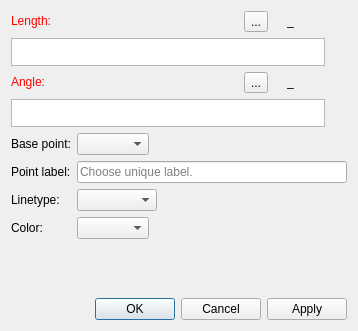
FashionFreedom/Seamly2D, file src/libs/vtools/dialogs/tools/dialogendline.ui: the form before one commit.
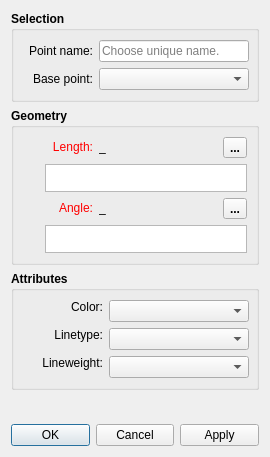
The form after the commit. Icons and pictures are not drawn. Custom widgets are drawn as their Qt base class.

```diff
--- a/src/libs/vtools/dialogs/tools/dialogendline.ui
+++ b/src/libs/vtools/dialogs/tools/dialogendline.ui
@@ -6,8 +6,8 @@
    <rect>
     <x>0</x>
     <y>0</y>
-    <width>358</width>
-    <height>331</height>
+    <width>270</width>
+    <height>457</height>
    </rect>
   </property>
   <property name="sizePolicy">
@@ -16,6 +16,12 @@
     <verstretch>0</verstretch>
    </sizepolicy>
   </property>
+  <property name="minimumSize">
+   <size>
+    <width>270</width>
+    <height>0</height>
+   </size>
+  </property>
   <property name="windowTitle">
    <string>Point at distance and angle</string>
   </property>
@@ -26,17 +32,176 @@
   <property name="locale">
    <locale language="English" country="UnitedStates"/>
   </property>
-  <layout class="QVBoxLayout" name="verticalLayout_4">
+  <layout class="QVBoxLayout" name="verticalLayout_2">
+   <item>
+    <widget class="QGroupBox" name="groupBox">
+     <property name="sizePolicy">
+      <sizepolicy hsizetype="Expanding" vsizetype="Preferred">
+       <horstretch>0</horstretch>
+       <verstretch>0</verstretch>
+      </sizepolicy>
+     </property>
+     <property name="font">
+      <font>
+       <pointsize>9</pointsize>
+       <weight>75</weight>
+       <bold>true</bold>
+      </font>
+     </property>
+     <property name="title">
+      <string>Selection</string>
+     </property>
+     <layout class="QVBoxLayout" name="verticalLayout">
+      <item>
+       <layout class="QHBoxLayout" name="horizontalLayout_3">
+        <item>
+         <widget class="QLabel" name="labelEditNamePoint">
+          <property name="sizePolicy">
+           <sizepolicy hsizetype="Preferred" vsizetype="Fixed">
+            <horstretch>0</horstretch>
+            <verstretch>0</verstretch>
+           </sizepolicy>
+          </property>
+          <property name="minimumSize">
+           <size>
+            <width>70</width>
+            <height>0</height>
+           </size>
+          </property>
+          <property name="font">
+           <font>
+            <pointsize>9</pointsize>
+            <weight>50</weight>
+            <bold>false</bold>
+           </font>
+          </property>
+          <property name="text">
+           <string>Point name:</string>
+          </property>
+          <property name="alignment">
+           <set>Qt::AlignRight|Qt::AlignTrailing|Qt::AlignVCenter</set>
+          </property>
+         </widget>
+        </item>
+        <item>
+         <widget class="QLineEdit" name="lineEditNamePoint">
+          <property name="minimumSize">
+           <size>
+            <width>150</width>
+            <height>0</height>
+           </size>
+          </property>
+          <property name="font">
+           <font>
+            <pointsize>9</pointsize>
+            <weight>50</weight>
+            <bold>false</bold>
+           </font>
+          </property>
+          <property name="toolTip">
+           <string>Unique name</string>
+          </property>
+          <property name="placeholderText">
+           <string>Choose unique name.</string>
+          </property>
+         </widget>
+        </item>
+       </layout>
+      </item>
+      <item>
+       <layout class="QHBoxLayout" name="horizontalLayout_2">
+        <item>
+         <widget class="QLabel" name="label_3">
+          <property name="sizePolicy">
+           <sizepolicy hsizetype="Preferred" vsizetype="Fixed">
+            <horstretch>0</horstretch>
+            <verstretch>0</verstretch>
+           </sizepolicy>
+          </property>
+          <property name="minimumSize">
+           <size>
+            <width>70</width>
+            <height>0</height>
+           </size>
+          </property>
+          <property name="font">
+           <font>
+            <pointsize>9</pointsize>
+            <weight>50</weight>
+            <bold>false</bold>
+           </font>
+          </property>
+          <property name="text">
+           <string>Base point:</string>
+          </property>
+          <property name="alignment">
+           <set>Qt::AlignRight|Qt::AlignTrailing|Qt::AlignVCenter</set>
+          </property>
+         </widget>
+        </item>
+        <item>
+         <widget class="QComboBox" name="comboBoxBasePoint">
+          <property name="sizePolicy">
+           <sizepolicy hsizetype="Expanding" vsizetype="Fixed">
+            <horstretch>0</horstretch>
+            <verstretch>0</verstretch>
+           </sizepolicy>
+          </property>
+          <property name="minimumSize">
+           <size>
+            <width>150</width>
+            <height>0</height>
+           </size>
+          </property>
+          <property name="font">
+           <font>
+            <pointsize>9</pointsize>
+            <weight>50</weight>
+            <bold>false</bold>
+           </font>
+          </property>
+         </widget>
+        </item>
+       </layout>
+      </item>
+     </layout>
+    </widget>
+   </item>
+   <item>
+    <widget class="QGroupBox" name="groupBox_3">
+     <property name="sizePolicy">
+      <sizepolicy hsizetype="Preferred" vsizetype="Expanding">
+       <horstretch>0</horstretch>
+       <verstretch>0</verstretch>
+      </sizepolicy>
+     </property>
+     <property name="font">
+      <font>
+       <pointsize>9</pointsize>
+       <weight>75</weight>
+       <bold>true</bold>
+      </font>
+     </property>
+     <property name="title">
+      <string>Geometry</string>
+     </property>
+     <layout class="QVBoxLayout" name="verticalLayout_3">
    <item>
     <layout class="QHBoxLayout" name="horizontalLayout">
      <item alignment="Qt::AlignLeft">
       <widget class="QLabel" name="labelEditFormula">
        <property name="sizePolicy">
-        <sizepolicy hsizetype="Fixed" vsizetype="Fixed">
+           <sizepolicy hsizetype="Preferred" vsizetype="Fixed">
          <horstretch>0</horstretch>
          <verstretch>0</verstretch>
         </sizepolicy>
        </property>
+          <property name="minimumSize">
+           <size>
+            <width>70</width>
+            <height>0</height>
+           </size>
+          </property>
        <property name="palette">
         <palette>
          <active>
@@ -74,9 +239,48 @@
          </disabled>
         </palette>
        </property>
+          <property name="font">
+           <font>
+            <pointsize>9</pointsize>
+            <weight>50</weight>
+            <bold>false</bold>
+           </font>
+          </property>
        <property name="text">
         <string>Length:</string>
        </property>
+          <property name="alignment">
+           <set>Qt::AlignRight|Qt::AlignTrailing|Qt::AlignVCenter</set>
+          </property>
+         </widget>
+        </item>
+        <item>
+         <widget class="QLabel" name="labelResultCalculation">
+          <property name="sizePolicy">
+           <sizepolicy hsizetype="Fixed" vsizetype="Fixed">
+            <horstretch>0</horstretch>
+            <verstretch>0</verstretch>
+           </sizepolicy>
+          </property>
+          <property name="minimumSize">
+           <size>
+            <width>60</width>
+            <height>0</height>
+           </size>
+          </property>
+          <property name="font">
+           <font>
+            <pointsize>9</pointsize>
+            <weight>50</weight>
+            <bold>false</bold>
+           </font>
+          </property>
+          <property name="toolTip">
+           <string>Value</string>
+          </property>
+          <property name="text">
+           <string notr="true">_</string>
+          </property>
       </widget>
      </item>
      <item>
@@ -121,48 +325,39 @@
        </property>
       </widget>
      </item>
-     <item alignment="Qt::AlignRight">
-      <widget class="QLabel" name="label_4">
-       <property name="sizePolicy">
-        <sizepolicy hsizetype="Fixed" vsizetype="Fixed">
-         <horstretch>0</horstretch>
-         <verstretch>0</verstretch>
-        </sizepolicy>
-       </property>
-       <property name="text">
-        <string/>
-       </property>
-       <property name="pixmap">
-        <pixmap resource="../../../vmisc/share/resources/icon.qrc">:/icon/24x24/equal.png</pixmap>
-       </property>
-      </widget>
-     </item>
-     <item alignment="Qt::AlignRight">
-      <widget class="QLabel" name="labelResultCalculation">
-       <property name="sizePolicy">
-        <sizepolicy hsizetype="Fixed" vsizetype="Fixed">
-         <horstretch>0</horstretch>
-         <verstretch>0</verstretch>
-        </sizepolicy>
-       </property>
-       <property name="minimumSize">
-        <size>
-         <width>60</width>
-         <height>0</height>
-        </size>
-       </property>
-       <property name="toolTip">
-        <string>Value</string>
-       </property>
-       <property name="text">
-        <string notr="true">_</string>
-       </property>
-      </widget>
-     </item>
     </layout>
    </item>
    <item>
     <layout class="QHBoxLayout" name="horizontalLayout_8">
+        <item>
+         <widget class="QPushButton" name="pushButtonGrowLength">
+          <property name="maximumSize">
+           <size>
+            <width>16</width>
+            <height>16</height>
+           </size>
+          </property>
+          <property name="toolTip">
+           <string>&lt;html&gt;&lt;head/&gt;&lt;body&gt;&lt;p&gt;Show full calculation in message box&lt;/p&gt;&lt;/body&gt;&lt;/html&gt;</string>
+          </property>
+          <property name="text">
+           <string notr="true"/>
+          </property>
+          <property name="icon">
+           <iconset theme="go-down">
+            <normaloff>.</normaloff>.</iconset>
+          </property>
+          <property name="iconSize">
+           <size>
+            <width>16</width>
+            <height>16</height>
+           </size>
+          </property>
+          <property name="flat">
+           <bool>true</bool>
+          </property>
+         </widget>
+        </item>
      <item>
       <widget class="QPlainTextEdit" name="plainTextEditFormula">
        <property name="sizePolicy">
@@ -183,6 +378,13 @@
          <height>0</height>
         </size>
        </property>
+          <property name="font">
+           <font>
+            <pointsize>9</pointsize>
+            <weight>50</weight>
+            <bold>false</bold>
+           </font>
+          </property>
        <property name="toolTip">
         <string>Calculation</string>
        </property>
@@ -194,35 +396,6 @@
        </property>
       </widget>
      </item>
-     <item>
-      <widget class="QPushButton" name="pushButtonGrowLength">
-       <property name="maximumSize">
-        <size>
-         <width>16</width>
-         <height>16</height>
-        </size>
-       </property>
-       <property name="toolTip">
-        <string>&lt;html&gt;&lt;head/&gt;&lt;body&gt;&lt;p&gt;Show full calculation in message box&lt;/p&gt;&lt;/body&gt;&lt;/html&gt;</string>
-       </property>
-       <property name="text">
-        <string notr="true"/>
-       </property>
-       <property name="icon">
-        <iconset theme="go-down">
-         <normaloff>.</normaloff>.</iconset>
-       </property>
-       <property name="iconSize">
-        <size>
-         <width>16</width>
-         <height>16</height>
-        </size>
-       </property>
-       <property name="flat">
-        <bool>true</bool>
-       </property>
-      </widget>
-     </item>
     </layout>
    </item>
    <item>
@@ -230,11 +403,17 @@
      <item alignment="Qt::AlignLeft">
       <widget class="QLabel" name="labelEditAngle">
        <property name="sizePolicy">
-        <sizepolicy hsizetype="Fixed" vsizetype="Fixed">
+           <sizepolicy hsizetype="Preferred" vsizetype="Fixed">
          <horstretch>0</horstretch>
          <verstretch>0</verstretch>
         </sizepolicy>
        </property>
+          <property name="minimumSize">
+           <size>
+            <width>70</width>
+            <height>0</height>
+           </size>
+          </property>
        <property name="palette">
         <palette>
          <active>
@@ -272,9 +451,48 @@
          </disabled>
         </palette>
        </property>
+          <property name="font">
+           <font>
+            <pointsize>9</pointsize>
+            <weight>50</weight>
+            <bold>false</bold>
+           </font>
+          </property>
        <property name="text">
         <string>Angle:</string>
        </property>
+          <property name="alignment">
+           <set>Qt::AlignRight|Qt::AlignTrailing|Qt::AlignVCenter</set>
+          </property>
+         </widget>
+        </item>
+        <item>
+         <widget class="QLabel" name="labelResultCalculationAngle">
+          <property name="sizePolicy">
+           <sizepolicy hsizetype="Fixed" vsizetype="Fixed">
+            <horstretch>0</horstretch>
+            <verstretch>0</verstretch>
+           </sizepolicy>
+          </property>
+          <property name="minimumSize">
+           <size>
+            <width>60</width>
+            <height>0</height>
+           </size>
+          </property>
+          <property name="font">
+           <font>
+            <pointsize>9</pointsize>
+            <weight>50</weight>
+            <bold>false</bold>
+           </font>
+          </property>
+          <property name="toolTip">
+           <string>Value</string>
+          </property>
+          <property name="text">
+           <string notr="true">_</string>
+          </property>
       </widget>
      </item>
      <item>
@@ -316,48 +534,39 @@
        </property>
       </widget>
      </item>
-     <item alignment="Qt::AlignRight">
-      <widget class="QLabel" name="label_5">
-       <property name="sizePolicy">
-        <sizepolicy hsizetype="Fixed" vsizetype="Fixed">
-         <horstretch>0</horstretch>
-         <verstretch>0</verstretch>
-        </sizepolicy>
-       </property>
-       <property name="text">
-        <string/>
-       </property>
-       <property name="pixmap">
-        <pixmap resource="../../../vmisc/share/resources/icon.qrc">:/icon/24x24/equal.png</pixmap>
-       </property>
-      </widget>
-     </item>
-     <item alignment="Qt::AlignRight">
-      <widget class="QLabel" name="labelResultCalculationAngle">
-       <property name="sizePolicy">
-        <sizepolicy hsizetype="Fixed" vsizetype="Fixed">
-         <horstretch>0</horstretch>
-         <verstretch>0</verstretch>
-        </sizepolicy>
-       </property>
-       <property name="minimumSize">
-        <size>
-         <width>60</width>
-         <height>0</height>
-        </size>
-       </property>
-       <property name="toolTip">
-        <string>Value</string>
-       </property>
-       <property name="text">
-        <string notr="true">_</string>
-       </property>
-      </widget>
-     </item>
     </layout>
    </item>
    <item>
     <layout class="QHBoxLayout" name="horizontalLayout_10">
+        <item>
+         <widget class="QPushButton" name="pushButtonGrowLengthAngle">
+          <property name="maximumSize">
+           <size>
+            <width>16</width>
+            <height>16</height>
+           </size>
+          </property>
+          <property name="toolTip">
+           <string>&lt;html&gt;&lt;head/&gt;&lt;body&gt;&lt;p&gt;Show full calculation in message box&lt;/p&gt;&lt;/body&gt;&lt;/html&gt;</string>
+          </property>
+          <property name="text">
+           <string notr="true"/>
+          </property>
+          <property name="icon">
+           <iconset theme="go-down">
+            <normaloff>.</normaloff>.</iconset>
+          </property>
+          <property name="iconSize">
+           <size>
+            <width>16</width>
+            <height>16</height>
+           </size>
+          </property>
+          <property name="flat">
+           <bool>true</bool>
+          </property>
+         </widget>
+        </item>
      <item>
       <widget class="QPlainTextEdit" name="plainTextEditAngle">
        <property name="sizePolicy">
@@ -378,6 +587,13 @@
          <height>0</height>
         </size>
        </property>
+          <property name="font">
+           <font>
+            <pointsize>9</pointsize>
+            <weight>50</weight>
+            <bold>false</bold>
+           </font>
+          </property>
        <property name="toolTip">
         <string>&lt;html&gt;&lt;head/&gt;&lt;body&gt;
 &lt;table width = 370&gt;&lt;tr&gt;&lt;td align = left width =300&gt;&lt;b&gt;Angle Calculation&lt;/b&gt;&lt;br&gt;Angles are specified in degrees, i.e. a full circle equals 360 deg. Positive values for an  angle means counter-clockwise while a negative value means the clockwise direction. Zero degrees is at the 3 o'clock position.&lt;/td&gt;&lt;td align = right valign = middle&gt;&lt;img src=&quot;:/icon/64x64/rotation..png&quot;/&gt;&lt;/td&gt;&lt;/tr&gt;&lt;/table&gt;&lt;/body&gt;&lt;/html&gt;</string>
@@ -390,133 +606,229 @@
        </property>
       </widget>
      </item>
-     <item>
-      <widget class="QPushButton" name="pushButtonGrowLengthAngle">
-       <property name="maximumSize">
-        <size>
-         <width>16</width>
-         <height>16</height>
-        </size>
-       </property>
-       <property name="toolTip">
-        <string>&lt;html&gt;&lt;head/&gt;&lt;body&gt;&lt;p&gt;Show full calculation in message box&lt;/p&gt;&lt;/body&gt;&lt;/html&gt;</string>
-       </property>
-       <property name="text">
-        <string notr="true"/>
-       </property>
-       <property name="icon">
-        <iconset theme="go-down">
-         <normaloff>.</normaloff>.</iconset>
-       </property>
-       <property name="iconSize">
-        <size>
-         <width>16</width>
-         <height>16</height>
-        </size>
-       </property>
-       <property name="flat">
-        <bool>true</bool>
-       </property>
-      </widget>
-     </item>
-    </layout>
+       </layout>
+      </item>
+     </layout>
+    </widget>
    </item>
    <item>
-    <layout class="QFormLayout" name="formLayout">
-     <property name="fieldGrowthPolicy">
-      <enum>QFormLayout::ExpandingFieldsGrow</enum>
+    <widget class="QGroupBox" name="attributes_GroupBox">
+     <property name="minimumSize">
+      <size>
+       <width>240</width>
+       <height>0</height>
+      </size>
      </property>
-     <item row="0" column="0">
-      <widget class="QLabel" name="label_3">
-       <property name="sizePolicy">
-        <sizepolicy hsizetype="Expanding" vsizetype="Preferred">
-         <horstretch>0</horstretch>
-         <verstretch>0</verstretch>
-        </sizepolicy>
-       </property>
-       <property name="text">
-        <string>Base point:</string>
-       </property>
-      </widget>
-     </item>
-     <item row="0" column="1">
-      <widget class="QComboBox" name="comboBoxBasePoint"/>
-     </item>
+     <property name="font">
+      <font>
+       <pointsize>9</pointsize>
+       <weight>75</weight>
+       <bold>true</bold>
+      </font>
+     </property>
+     <property name="title">
+      <string>Attributes</string>
+     </property>
+     <layout class="QVBoxLayout" name="verticalLayout_4">
+      <item>
+       <layout class="QFormLayout" name="formLayout_2">
      <item row="1" column="0">
-      <widget class="QLabel" name="labelEditNamePoint">
+         <widget class="QLabel" name="lineType_Label">
        <property name="sizePolicy">
-        <sizepolicy hsizetype="Expanding" vsizetype="Preferred">
+           <sizepolicy hsizetype="MinimumExpanding" vsizetype="Fixed">
          <horstretch>0</horstretch>
          <verstretch>0</verstretch>
         </sizepolicy>
        </property>
+          <property name="minimumSize">
+           <size>
+            <width>80</width>
+            <height>0</height>
+           </size>
+          </property>
+          <property name="maximumSize">
+           <size>
+            <width>16777215</width>
+            <height>16777215</height>
+           </size>
+          </property>
+          <property name="font">
+           <font>
+            <pointsize>9</pointsize>
+            <weight>50</weight>
+            <bold>false</bold>
+           </font>
+          </property>
        <property name="text">
-        <string>Point label:</string>
+           <string>Linetype:</string>
+          </property>
+          <property name="alignment">
+           <set>Qt::AlignRight|Qt::AlignTrailing|Qt::AlignVCenter</set>
        </property>
       </widget>
      </item>
      <item row="1" column="1">
-      <widget class="QLineEdit" name="lineEditNamePoint">
-       <property name="toolTip">
-        <string>Unique label</string>
-       </property>
-       <property name="placeholderText">
-        <string>Choose unique label.</string>
+         <widget class="LineTypeComboBox" name="lineType_ComboBox">
+          <property name="sizePolicy">
+           <sizepolicy hsizetype="Expanding" vsizetype="Fixed">
+            <horstretch>0</horstretch>
+            <verstretch>0</verstretch>
+           </sizepolicy>
+          </property>
+          <property name="minimumSize">
+           <size>
+            <width>140</width>
+            <height>0</height>
+           </size>
+          </property>
+          <property name="maximumSize">
+           <size>
+            <width>16777215</width>
+            <height>16777215</height>
+           </size>
+          </property>
+          <property name="font">
+           <font>
+            <pointsize>9</pointsize>
+            <weight>50</weight>
+            <bold>false</bold>
+           </font>
        </property>
       </widget>
      </item>
      <item row="2" column="0">
-      <widget class="QLabel" name="label_7">
+         <widget class="QLabel" name="lineWeight_Label">
        <property name="sizePolicy">
-        <sizepolicy hsizetype="Expanding" vsizetype="Preferred">
+           <sizepolicy hsizetype="MinimumExpanding" vsizetype="Fixed">
          <horstretch>0</horstretch>
          <verstretch>0</verstretch>
         </sizepolicy>
        </property>
+          <property name="minimumSize">
+           <size>
+            <width>80</width>
+            <height>0</height>
+           </size>
+          </property>
+          <property name="maximumSize">
+           <size>
+            <width>16777215</width>
+            <height>16777215</height>
+           </size>
+          </property>
+          <property name="font">
+           <font>
+            <pointsize>9</pointsize>
+            <weight>50</weight>
+            <bold>false</bold>
+           </font>
+          </property>
        <property name="text">
-        <string>Linetype:</string>
+           <string>Lineweight:</string>
+          </property>
+          <property name="alignment">
+           <set>Qt::AlignRight|Qt::AlignTrailing|Qt::AlignVCenter</set>
        </property>
       </widget>
      </item>
      <item row="2" column="1">
-      <widget class="QComboBox" name="comboBoxLineType">
+         <widget class="LineWeightComboBox" name="lineWeight_ComboBox">
+          <property name="sizePolicy">
+           <sizepolicy hsizetype="Expanding" vsizetype="Fixed">
+            <horstretch>0</horstretch>
+            <verstretch>0</verstretch>
+           </sizepolicy>
+          </property>
        <property name="minimumSize">
         <size>
-         <width>80</width>
+            <width>140</width>
          <height>0</height>
         </size>
        </property>
-       <property name="maximumSize">
-        <size>
-         <width>110</width>
-         <height>16777215</height>
-        </size>
-       </property>
-       <property name="iconSize">
-        <size>
-         <width>80</width>
-         <height>14</height>
-        </size>
+          <property name="font">
+           <font>
+            <pointsize>9</pointsize>
+            <weight>50</weight>
+            <bold>false</bold>
+           </font>
        </property>
       </widget>
      </item>
-     <item row="3" column="0">
-      <widget class="QLabel" name="label">
+        <item row="0" column="0">
+         <widget class="QLabel" name="lineColor_Label">
        <property name="sizePolicy">
-        <sizepolicy hsizetype="Expanding" vsizetype="Preferred">
+           <sizepolicy hsizetype="MinimumExpanding" vsizetype="Fixed">
          <horstretch>0</horstretch>
          <verstretch>0</verstretch>
         </sizepolicy>
        </property>
+          <property name="minimumSize">
+           <size>
+            <width>80</width>
+            <height>0</height>
+           </size>
+          </property>
+          <property name="maximumSize">
+           <size>
+            <width>16777215</width>
+            <height>16777215</height>
+           </size>
+          </property>
+          <property name="font">
+           <font>
+            <pointsize>9</pointsize>
+            <weight>50</weight>
+            <bold>false</bold>
+           </font>
+          </property>
        <property name="text">
         <string>Color:</string>
        </property>
-      </widget>
-     </item>
-     <item row="3" column="1">
-      <widget class="QComboBox" name="comboBoxLineColor"/>
-     </item>
-    </layout>
+          <property name="alignment">
+           <set>Qt::AlignRight|Qt::AlignTrailing|Qt::AlignVCenter</set>
+          </property>
+         </widget>
+        </item>
+        <item row="0" column="1">
+         <widget class="ColorComboBox" name="lineColor_ComboBox">
+          <property name="sizePolicy">
+           <sizepolicy hsizetype="Expanding" vsizetype="Fixed">
+            <horstretch>0</horstretch>
+            <verstretch>0</verstretch>
+           </sizepolicy>
+          </property>
+          <property name="minimumSize">
+           <size>
+            <width>140</width>
+            <height>0</height>
+           </size>
+          </property>
+          <property name="font">
+           <font>
+            <pointsize>9</pointsize>
+            <weight>50</weight>
+            <bold>false</bold>
+           </font>
+          </property>
+         </widget>
+        </item>
+       </layout>
+      </item>
+     </layout>
+    </widget>
+   </item>
+   <item>
+    <spacer name="verticalSpacer">
+     <property name="orientation">
+      <enum>Qt::Vertical</enum>
+     </property>
+     <property name="sizeHint" stdset="0">
+      <size>
+       <width>20</width>
+       <height>47</height>
+      </size>
+     </property>
+    </spacer>
    </item>
    <item>
     <widget class="QDialogButtonBox" name="buttonBox">
@@ -530,6 +842,23 @@
    </item>
   </layout>
  </widget>
+ <customwidgets>
+  <customwidget>
+   <class>ColorComboBox</class>
+   <extends>QComboBox</extends>
+   <header location="global">color_combobox.h</header>
+  </customwidget>
+  <customwidget>
+   <class>LineTypeComboBox</class>
+   <extends>QComboBox</extends>
+   <header location="global">linetype_combobox.h</header>
+  </customwidget>
+  <customwidget>
+   <class>LineWeightComboBox</class>
+   <extends>QComboBox</extends>
+   <header location="global">lineweight_combobox.h</header>
+  </customwidget>
+ </customwidgets>
  <tabstops>
   <tabstop>plainTextEditFormula</tabstop>
   <tabstop>pushButtonGrowLength</tabstop>
```
Left out of the diff: 5 changed lines with no effect on the pictures. Lines whose indentation alone changed are shown as unchanged.
